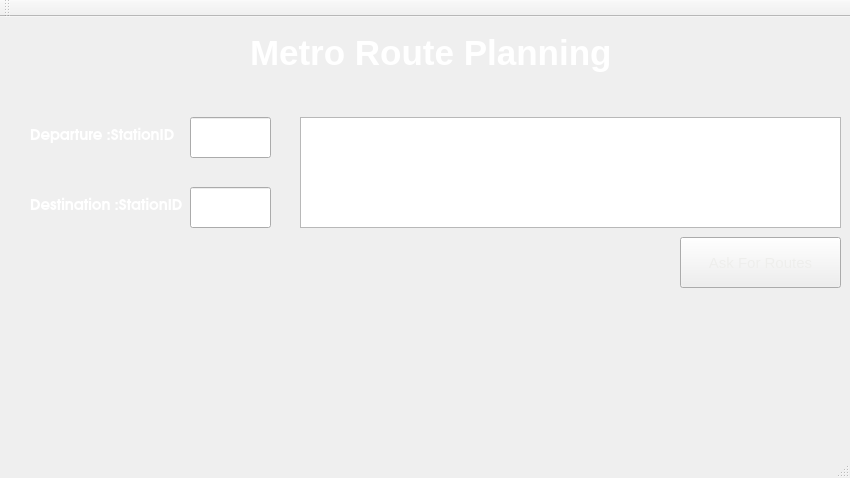
First picture: the form in final_proj/mainwindow.ui, repository xavihart/CS241_QtProj, before the edit.
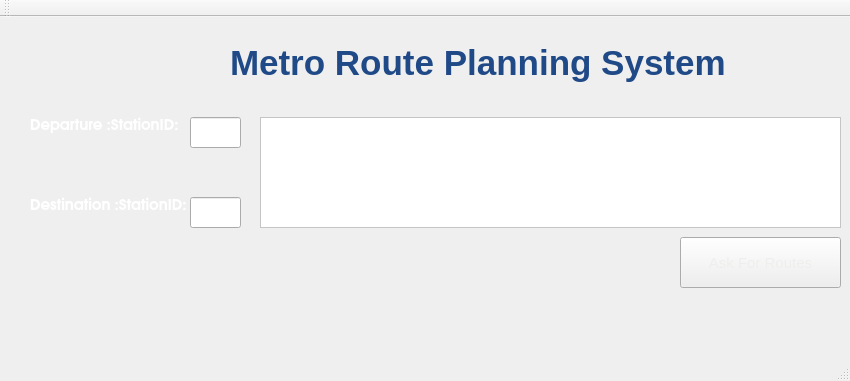
Second picture: the form after the edit.

```diff
--- a/final_proj/mainwindow.ui
+++ b/final_proj/mainwindow.ui
@@ -7,7 +7,7 @@
     <x>0</x>
     <y>0</y>
     <width>850</width>
-    <height>478</height>
+    <height>381</height>
    </rect>
   </property>
   <property name="font">
@@ -43,8 +43,8 @@
      <rect>
       <x>190</x>
       <y>100</y>
-      <width>81</width>
-      <height>41</height>
+      <width>51</width>
+      <height>31</height>
      </rect>
     </property>
     <property name="styleSheet">
@@ -55,18 +55,18 @@
     <property name="geometry">
      <rect>
       <x>190</x>
-      <y>170</y>
-      <width>81</width>
-      <height>41</height>
+      <y>180</y>
+      <width>51</width>
+      <height>31</height>
      </rect>
     </property>
    </widget>
    <widget class="QTextEdit" name="showroute">
     <property name="geometry">
      <rect>
-      <x>300</x>
+      <x>260</x>
       <y>100</y>
-      <width>541</width>
+      <width>581</width>
       <height>111</height>
      </rect>
     </property>
@@ -78,7 +78,8 @@
      </font>
     </property>
     <property name="styleSheet">
-     <string notr="true">color: rgb(136, 138, 133);</string>
+     <string notr="true">color: rgb(136, 138, 133);
+background-color: rgb(255, 255, 255);</string>
     </property>
     <property name="html">
      <string>&lt;!DOCTYPE HTML PUBLIC &quot;-//W3C//DTD HTML 4.0//EN&quot; &quot;http://www.w3.org/TR/REC-html40/strict.dtd&quot;&gt;
@@ -104,10 +105,10 @@
    <widget class="QLabel" name="logo">
     <property name="geometry">
      <rect>
-      <x>590</x>
-      <y>220</y>
-      <width>61</width>
-      <height>51</height>
+      <x>160</x>
+      <y>20</y>
+      <width>50</width>
+      <height>50</height>
      </rect>
     </property>
     <property name="text">
@@ -117,9 +118,9 @@
    <widget class="QLabel" name="label">
     <property name="geometry">
      <rect>
-      <x>250</x>
-      <y>10</y>
-      <width>371</width>
+      <x>230</x>
+      <y>20</y>
+      <width>501</width>
       <height>51</height>
      </rect>
     </property>
@@ -131,17 +132,17 @@
      </font>
     </property>
     <property name="styleSheet">
-     <string notr="true">color: rgb(255, 255, 255);</string>
+     <string notr="true">color: rgb(32, 74, 135);</string>
     </property>
     <property name="text">
-     <string>Metro Route Planning</string>
+     <string>Metro Route Planning System</string>
     </property>
    </widget>
    <widget class="QLabel" name="label_4">
     <property name="geometry">
      <rect>
       <x>30</x>
-      <y>110</y>
+      <y>100</y>
       <width>151</width>
       <height>17</height>
      </rect>
@@ -157,7 +158,7 @@
      <string notr="true">color: rgb(255, 255, 255);</string>
     </property>
     <property name="text">
-     <string>Departure :StationID</string>
+     <string>Departure :StationID:</string>
     </property>
    </widget>
    <widget class="QLabel" name="label_5">
@@ -180,7 +181,7 @@
      <string notr="true">color: rgb(255, 255, 255);</string>
     </property>
     <property name="text">
-     <string>Destination :StationID</string>
+     <string>Destination :StationID:</string>
     </property>
    </widget>
    <widget class="QLabel" name="bkg">
```
